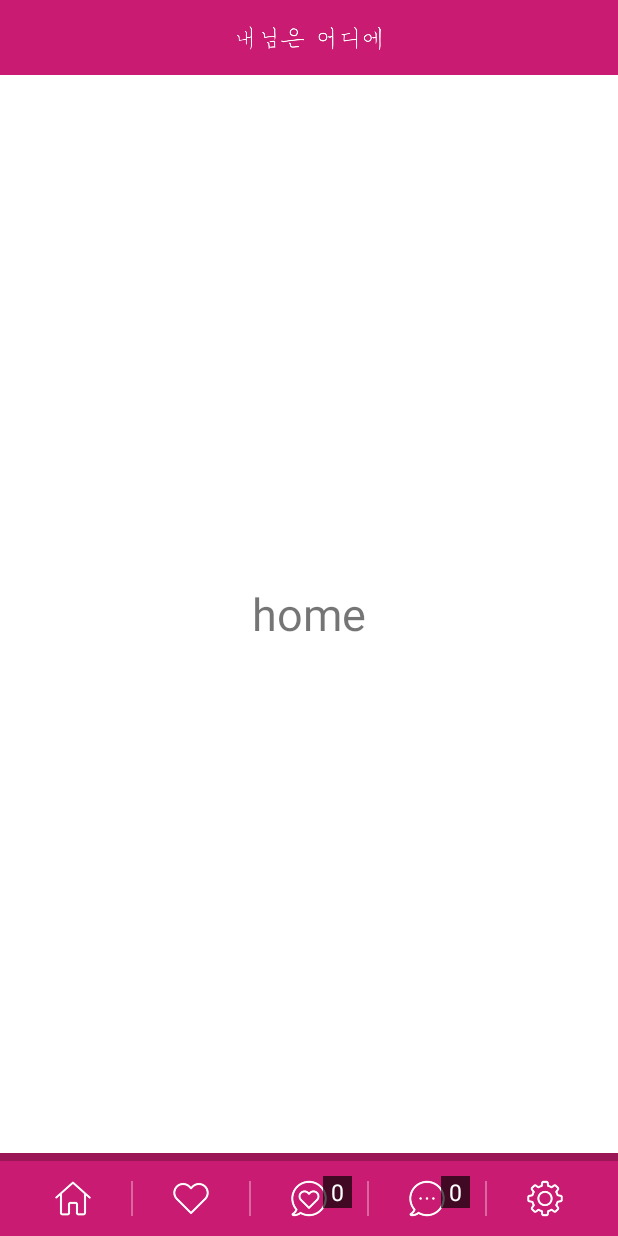
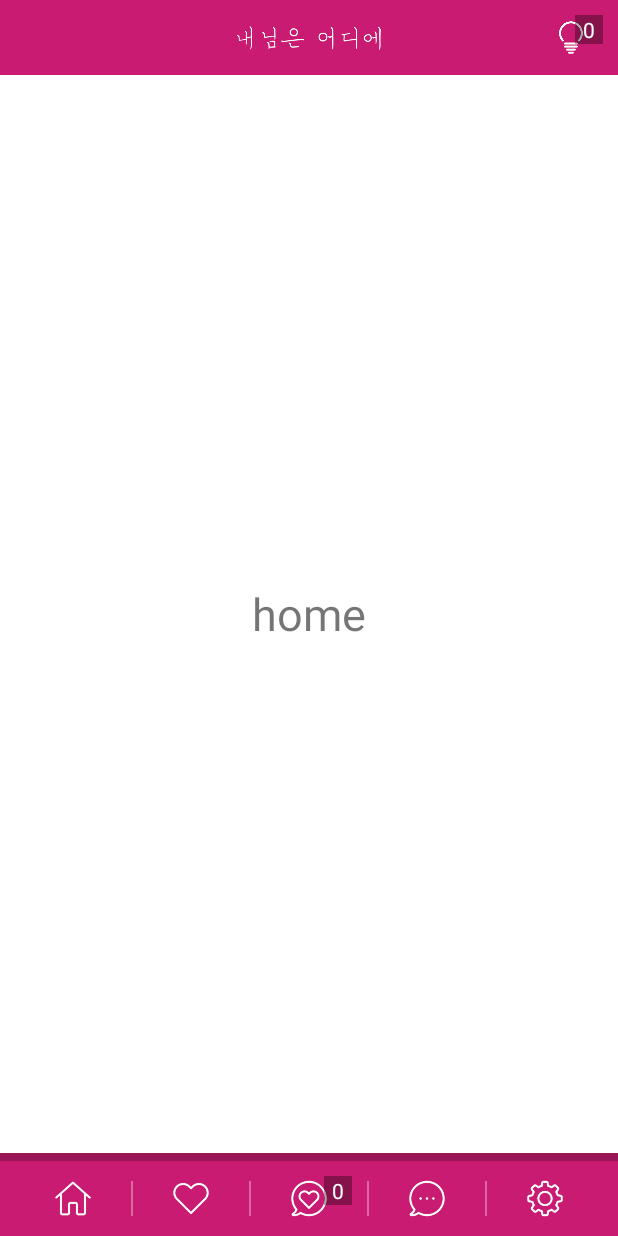
Before and after one commit to yjham2002/FindUrLuv, an Android app: the MainActivity screen opened directly, with no data from a screen before it, on a phone screen of 412 x 824 dp. Run offline under Robolectric (Android 15) with nearby library versions, the phone set to English and light mode, and no system bars; Roboto replaces fonts that are not available here.

Commit message:
alert icon added

```diff
--- a/app/build.gradle
+++ b/app/build.gradle
@@ -30,4 +30,5 @@ dependencies {
     androidTestImplementation 'com.android.support.test:runner:1.0.1'
     androidTestImplementation 'com.android.support.test.espresso:espresso-core:3.0.1'
     compile 'com.facebook.android:facebook-android-sdk:4.+'
+
 }
--- a/app/src/main/res/layout/activity_main.xml
+++ b/app/src/main/res/layout/activity_main.xml
@@ -22,6 +22,33 @@
             android:layout_height="@dimen/top_title_size"
             android:layout_gravity="center"
             app:srcCompat="@drawable/title_logo_small" />
+
+        <FrameLayout
+            android:layout_gravity="right|center_vertical"
+            android:layout_width="wrap_content"
+            android:layout_height="match_parent">
+            <ImageView
+                android:id="@+id/menu_alert"
+                android:layout_width="25dp"
+                android:layout_height="match_parent"
+                android:clickable="true"
+                android:src="@drawable/alert_icon"
+                android:background="?attr/selectableItemBackgroundBorderless"
+                />
+            <TextView
+                android:id="@+id/badge_alert"
+                android:layout_width="wrap_content"
+                android:layout_height="wrap_content"
+                android:layout_marginLeft="15dp"
+                android:background="@color/transparent_gray"
+                android:textSize="14dp"
+                android:text="0"
+                android:paddingLeft="5dp"
+                android:paddingRight="5dp"
+                android:layout_gravity="top|right"
+                android:textColor="@color/white"
+                />
+        </FrameLayout>
     </FrameLayout>
 
     <android.support.v4.view.ViewPager xmlns:android="http://schemas.android.com/apk/res/android"
@@ -102,8 +129,8 @@
                     android:id="@+id/badge_chat"
                     android:layout_width="wrap_content"
                     android:layout_height="wrap_content"
-                    android:background="@color/transparent_window"
-                    android:textSize="15dp"
+                    android:background="@color/transparent_gray"
+                    android:textSize="14dp"
                     android:layout_marginRight="10dp"
                     android:text="0"
                     android:paddingLeft="5dp"
@@ -119,32 +146,15 @@
                 android:layout_height="match_parent"
                 android:background="@color/whiteTranparent"
                 />
-            <FrameLayout
+            <ImageView
+                android:id="@+id/menu_log"
                 android:layout_width="wrap_content"
                 android:layout_weight="1"
-                android:layout_height="match_parent">
-                <ImageView
-                    android:id="@+id/menu_log"
-                    android:layout_width="match_parent"
-                    android:layout_height="match_parent"
-                    android:clickable="true"
-                    android:src="@drawable/menu_log_s"
-                    android:background="?attr/selectableItemBackgroundBorderless"
-                    />
-                <TextView
-                    android:id="@+id/badge_log"
-                    android:layout_width="wrap_content"
-                    android:layout_height="wrap_content"
-                    android:background="@color/transparent_window"
-                    android:textSize="15dp"
-                    android:layout_marginRight="10dp"
-                    android:text="0"
-                    android:paddingLeft="5dp"
-                    android:paddingRight="5dp"
-                    android:layout_gravity="top|right"
-                    android:textColor="@color/white"
-                    />
-            </FrameLayout>
+                android:layout_height="match_parent"
+                android:clickable="true"
+                android:src="@drawable/menu_log_s"
+                android:background="?attr/selectableItemBackgroundBorderless"
+                />
             <View
                 android:layout_marginTop="3dp"
                 android:layout_marginBottom="3dp"
```
Also changed, not shown: app/src/main/res/drawable/alert_icon.png (added).
